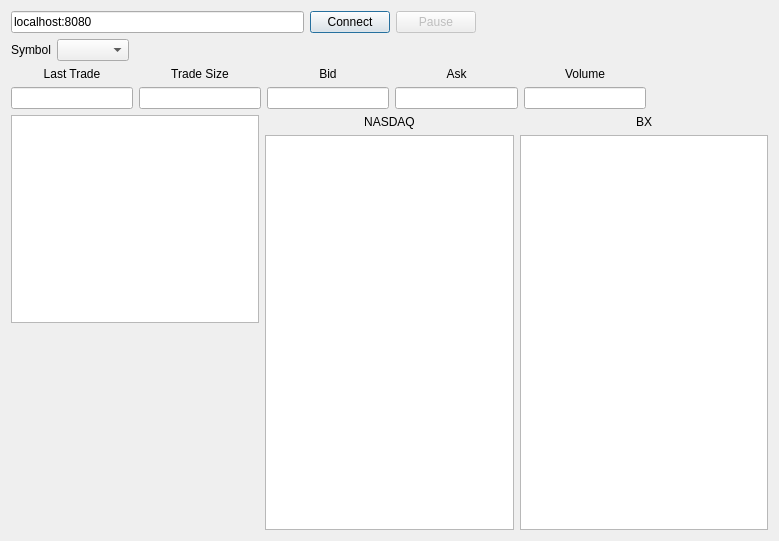
First picture: the form in sources/Frontend/MainWindow.ui, repository alimogh/trdk, before the edit.
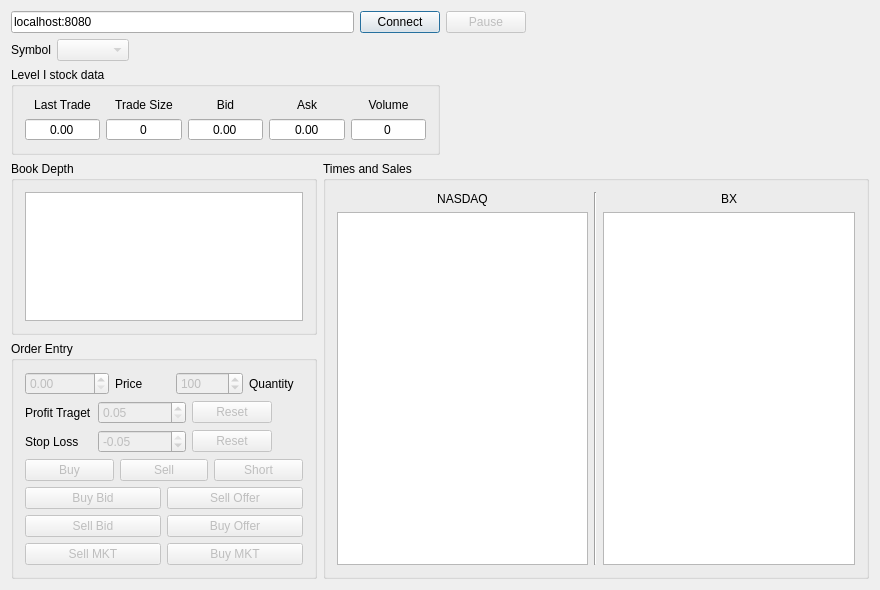
Second picture: the form after the edit.

Commit message: Order Entry.

```diff
--- a/sources/Frontend/MainWindow.ui
+++ b/sources/Frontend/MainWindow.ui
@@ -7,21 +7,21 @@
    <rect>
     <x>0</x>
     <y>0</y>
-    <width>779</width>
-    <height>541</height>
+    <width>880</width>
+    <height>590</height>
    </rect>
   </property>
   <property name="minimumSize">
    <size>
-    <width>779</width>
-    <height>541</height>
+    <width>880</width>
+    <height>590</height>
    </size>
   </property>
   <property name="windowTitle">
    <string>Trader Front end</string>
   </property>
   <widget class="QWidget" name="centralWidget">
-   <layout class="QVBoxLayout" name="verticalLayout_3">
+   <layout class="QVBoxLayout" name="verticalLayout_6">
     <item>
      <layout class="QHBoxLayout" name="connectionLayout">
       <item>
@@ -79,7 +79,11 @@
        </widget>
       </item>
       <item>
-       <widget class="QComboBox" name="symbol"/>
+       <widget class="QComboBox" name="symbol">
+        <property name="enabled">
+         <bool>false</bool>
+        </property>
+       </widget>
       </item>
       <item>
        <spacer name="symbolSpacer">
@@ -97,7 +101,13 @@
      </layout>
     </item>
     <item>
-     <layout class="QHBoxLayout" name="level1CommonDataLayout">
+     <layout class="QHBoxLayout" name="horizontalLayout_7">
+      <item>
+       <widget class="QGroupBox" name="groupBox_2">
+        <property name="title">
+         <string>Level I stock data</string>
+        </property>
+        <layout class="QHBoxLayout" name="horizontalLayout_3">
       <item>
        <layout class="QVBoxLayout" name="lastTradePriceLayout">
         <item>
@@ -111,13 +121,22 @@
          </widget>
         </item>
         <item>
-         <widget class="QLineEdit" name="lastTradePrice">
+            <widget class="QDoubleSpinBox" name="lastTradePrice">
+             <property name="sizePolicy">
+              <sizepolicy hsizetype="Expanding" vsizetype="Fixed">
+               <horstretch>0</horstretch>
+               <verstretch>0</verstretch>
+              </sizepolicy>
+             </property>
           <property name="alignment">
            <set>Qt::AlignCenter</set>
           </property>
           <property name="readOnly">
            <bool>true</bool>
           </property>
+             <property name="buttonSymbols">
+              <enum>QAbstractSpinBox::NoButtons</enum>
+             </property>
          </widget>
         </item>
        </layout>
@@ -135,13 +154,22 @@
          </widget>
         </item>
         <item>
-         <widget class="QLineEdit" name="lastTradeQty">
+            <widget class="QSpinBox" name="lastTradeQty">
+             <property name="sizePolicy">
+              <sizepolicy hsizetype="Expanding" vsizetype="Fixed">
+               <horstretch>0</horstretch>
+               <verstretch>0</verstretch>
+              </sizepolicy>
+             </property>
           <property name="alignment">
            <set>Qt::AlignCenter</set>
           </property>
           <property name="readOnly">
            <bool>true</bool>
           </property>
+             <property name="buttonSymbols">
+              <enum>QAbstractSpinBox::NoButtons</enum>
+             </property>
          </widget>
         </item>
        </layout>
@@ -159,13 +187,28 @@
          </widget>
         </item>
         <item>
-         <widget class="QLineEdit" name="bestBidPrice">
+            <widget class="QDoubleSpinBox" name="bestBidPrice">
+             <property name="sizePolicy">
+              <sizepolicy hsizetype="Expanding" vsizetype="Fixed">
+               <horstretch>0</horstretch>
+               <verstretch>0</verstretch>
+              </sizepolicy>
+             </property>
           <property name="alignment">
            <set>Qt::AlignCenter</set>
           </property>
           <property name="readOnly">
            <bool>true</bool>
           </property>
+             <property name="buttonSymbols">
+              <enum>QAbstractSpinBox::NoButtons</enum>
+             </property>
+             <property name="maximum">
+              <double>1000000000.000000000000000</double>
+             </property>
+             <property name="singleStep">
+              <double>0.000000000000000</double>
+             </property>
          </widget>
         </item>
        </layout>
@@ -183,13 +226,22 @@
          </widget>
         </item>
         <item>
-         <widget class="QLineEdit" name="bestAskPrice">
+            <widget class="QDoubleSpinBox" name="bestAskPrice">
+             <property name="sizePolicy">
+              <sizepolicy hsizetype="Expanding" vsizetype="Fixed">
+               <horstretch>0</horstretch>
+               <verstretch>0</verstretch>
+              </sizepolicy>
+             </property>
           <property name="alignment">
            <set>Qt::AlignCenter</set>
           </property>
           <property name="readOnly">
            <bool>true</bool>
           </property>
+             <property name="buttonSymbols">
+              <enum>QAbstractSpinBox::NoButtons</enum>
+             </property>
          </widget>
         </item>
        </layout>
@@ -207,16 +259,28 @@
          </widget>
         </item>
         <item>
-         <widget class="QLineEdit" name="volumeTraded">
+            <widget class="QSpinBox" name="volumeTraded">
+             <property name="sizePolicy">
+              <sizepolicy hsizetype="Expanding" vsizetype="Fixed">
+               <horstretch>0</horstretch>
+               <verstretch>0</verstretch>
+              </sizepolicy>
+             </property>
           <property name="alignment">
            <set>Qt::AlignCenter</set>
           </property>
           <property name="readOnly">
            <bool>true</bool>
           </property>
+             <property name="buttonSymbols">
+              <enum>QAbstractSpinBox::NoButtons</enum>
+             </property>
          </widget>
         </item>
        </layout>
+         </item>
+        </layout>
+       </widget>
       </item>
       <item>
        <spacer name="level1CommonDataSpacer">
@@ -234,15 +298,19 @@
      </layout>
     </item>
     <item>
-     <layout class="QHBoxLayout" name="marketDataLayout">
+     <layout class="QHBoxLayout" name="horizontalLayout_6">
       <item>
-       <layout class="QHBoxLayout" name="tradesLayout">
+       <layout class="QVBoxLayout" name="verticalLayout_5">
         <item>
-         <layout class="QVBoxLayout" name="verticalLayout">
+         <widget class="QGroupBox" name="groupBox_3">
+          <property name="title">
+           <string>Book Depth</string>
+          </property>
+          <layout class="QHBoxLayout" name="horizontalLayout_5">
           <item>
            <widget class="QTableView" name="currentBidAsk">
             <property name="sizePolicy">
-             <sizepolicy hsizetype="Preferred" vsizetype="Expanding">
+              <sizepolicy hsizetype="Preferred" vsizetype="Preferred">
               <horstretch>0</horstretch>
               <verstretch>0</verstretch>
              </sizepolicy>
@@ -255,6 +323,309 @@
             </attribute>
            </widget>
           </item>
+          </layout>
+         </widget>
+        </item>
+        <item>
+         <widget class="QGroupBox" name="groupBox_4">
+          <property name="title">
+           <string>Order Entry</string>
+          </property>
+          <layout class="QVBoxLayout" name="verticalLayout">
+           <item>
+            <layout class="QHBoxLayout" name="horizontalLayout">
+             <item>
+              <widget class="QDoubleSpinBox" name="price">
+               <property name="enabled">
+                <bool>false</bool>
+               </property>
+               <property name="maximum">
+                <double>1000000000.000000000000000</double>
+               </property>
+               <property name="singleStep">
+                <double>0.010000000000000</double>
+               </property>
+              </widget>
+             </item>
+             <item>
+              <widget class="QLabel" name="label_2">
+               <property name="text">
+                <string>Price</string>
+               </property>
+              </widget>
+             </item>
+             <item>
+              <widget class="QSpinBox" name="qty">
+               <property name="enabled">
+                <bool>false</bool>
+               </property>
+               <property name="minimum">
+                <number>1</number>
+               </property>
+               <property name="maximum">
+                <number>1000000000</number>
+               </property>
+               <property name="singleStep">
+                <number>100</number>
+               </property>
+               <property name="value">
+                <number>100</number>
+               </property>
+              </widget>
+             </item>
+             <item>
+              <widget class="QLabel" name="label_3">
+               <property name="text">
+                <string>Quantity</string>
+               </property>
+              </widget>
+             </item>
+            </layout>
+           </item>
+           <item>
+            <layout class="QGridLayout" name="gridLayout">
+             <item row="0" column="3">
+              <spacer name="horizontalSpacer_2">
+               <property name="orientation">
+                <enum>Qt::Horizontal</enum>
+               </property>
+               <property name="sizeHint" stdset="0">
+                <size>
+                 <width>40</width>
+                 <height>20</height>
+                </size>
+               </property>
+              </spacer>
+             </item>
+             <item row="0" column="0">
+              <widget class="QLabel" name="label_4">
+               <property name="text">
+                <string>Profit Traget</string>
+               </property>
+              </widget>
+             </item>
+             <item row="1" column="0">
+              <widget class="QLabel" name="label_5">
+               <property name="text">
+                <string>Stop Loss</string>
+               </property>
+              </widget>
+             </item>
+             <item row="1" column="1">
+              <widget class="QDoubleSpinBox" name="stopLoss">
+               <property name="enabled">
+                <bool>false</bool>
+               </property>
+               <property name="minimum">
+                <double>-999999999.000000000000000</double>
+               </property>
+               <property name="maximum">
+                <double>-0.050000000000000</double>
+               </property>
+               <property name="singleStep">
+                <double>0.050000000000000</double>
+               </property>
+               <property name="value">
+                <double>-0.050000000000000</double>
+               </property>
+              </widget>
+             </item>
+             <item row="0" column="1">
+              <widget class="QDoubleSpinBox" name="profitTarget">
+               <property name="enabled">
+                <bool>false</bool>
+               </property>
+               <property name="minimum">
+                <double>0.050000000000000</double>
+               </property>
+               <property name="maximum">
+                <double>1000000000.000000000000000</double>
+               </property>
+               <property name="singleStep">
+                <double>0.050000000000000</double>
+               </property>
+               <property name="value">
+                <double>0.050000000000000</double>
+               </property>
+              </widget>
+             </item>
+             <item row="0" column="2">
+              <widget class="QPushButton" name="profitTargetResetButton">
+               <property name="enabled">
+                <bool>false</bool>
+               </property>
+               <property name="text">
+                <string>Reset</string>
+               </property>
+              </widget>
+             </item>
+             <item row="1" column="2">
+              <widget class="QPushButton" name="stopLossResetButton">
+               <property name="enabled">
+                <bool>false</bool>
+               </property>
+               <property name="text">
+                <string>Reset</string>
+               </property>
+              </widget>
+             </item>
+            </layout>
+           </item>
+           <item>
+            <layout class="QHBoxLayout" name="horizontalLayout_4">
+             <item>
+              <widget class="QPushButton" name="buyButton">
+               <property name="enabled">
+                <bool>false</bool>
+               </property>
+               <property name="sizePolicy">
+                <sizepolicy hsizetype="Minimum" vsizetype="Fixed">
+                 <horstretch>0</horstretch>
+                 <verstretch>0</verstretch>
+                </sizepolicy>
+               </property>
+               <property name="text">
+                <string>Buy</string>
+               </property>
+              </widget>
+             </item>
+             <item>
+              <widget class="QPushButton" name="sellButton">
+               <property name="enabled">
+                <bool>false</bool>
+               </property>
+               <property name="sizePolicy">
+                <sizepolicy hsizetype="Minimum" vsizetype="Fixed">
+                 <horstretch>0</horstretch>
+                 <verstretch>0</verstretch>
+                </sizepolicy>
+               </property>
+               <property name="text">
+                <string>Sell</string>
+               </property>
+              </widget>
+             </item>
+             <item>
+              <widget class="QPushButton" name="shortButton">
+               <property name="enabled">
+                <bool>false</bool>
+               </property>
+               <property name="sizePolicy">
+                <sizepolicy hsizetype="Minimum" vsizetype="Fixed">
+                 <horstretch>0</horstretch>
+                 <verstretch>0</verstretch>
+                </sizepolicy>
+               </property>
+               <property name="text">
+                <string>Short</string>
+               </property>
+              </widget>
+             </item>
+            </layout>
+           </item>
+           <item>
+            <layout class="QGridLayout" name="gridLayout_2">
+             <item row="3" column="1">
+              <widget class="QPushButton" name="buyMktButton">
+               <property name="enabled">
+                <bool>false</bool>
+               </property>
+               <property name="sizePolicy">
+                <sizepolicy hsizetype="Minimum" vsizetype="Fixed">
+                 <horstretch>0</horstretch>
+                 <verstretch>0</verstretch>
+                </sizepolicy>
+               </property>
+               <property name="text">
+                <string>Buy MKT</string>
+               </property>
+              </widget>
+             </item>
+             <item row="0" column="0">
+              <widget class="QPushButton" name="buyBidButton">
+               <property name="enabled">
+                <bool>false</bool>
+               </property>
+               <property name="sizePolicy">
+                <sizepolicy hsizetype="Minimum" vsizetype="Fixed">
+                 <horstretch>0</horstretch>
+                 <verstretch>0</verstretch>
+                </sizepolicy>
+               </property>
+               <property name="text">
+                <string>Buy Bid</string>
+               </property>
+              </widget>
+             </item>
+             <item row="3" column="0">
+              <widget class="QPushButton" name="sellMktButton">
+               <property name="enabled">
+                <bool>false</bool>
+               </property>
+               <property name="sizePolicy">
+                <sizepolicy hsizetype="Minimum" vsizetype="Fixed">
+                 <horstretch>0</horstretch>
+                 <verstretch>0</verstretch>
+                </sizepolicy>
+               </property>
+               <property name="text">
+                <string>Sell MKT</string>
+               </property>
+              </widget>
+             </item>
+             <item row="2" column="0">
+              <widget class="QPushButton" name="sellBidButton">
+               <property name="enabled">
+                <bool>false</bool>
+               </property>
+               <property name="sizePolicy">
+                <sizepolicy hsizetype="Minimum" vsizetype="Fixed">
+                 <horstretch>0</horstretch>
+                 <verstretch>0</verstretch>
+                </sizepolicy>
+               </property>
+               <property name="text">
+                <string>Sell Bid</string>
+               </property>
+              </widget>
+             </item>
+             <item row="0" column="1">
+              <widget class="QPushButton" name="sellOfferButton">
+               <property name="enabled">
+                <bool>false</bool>
+               </property>
+               <property name="sizePolicy">
+                <sizepolicy hsizetype="Minimum" vsizetype="Fixed">
+                 <horstretch>0</horstretch>
+                 <verstretch>0</verstretch>
+                </sizepolicy>
+               </property>
+               <property name="text">
+                <string>Sell Offer</string>
+               </property>
+              </widget>
+             </item>
+             <item row="2" column="1">
+              <widget class="QPushButton" name="buyOfferButton">
+               <property name="enabled">
+                <bool>false</bool>
+               </property>
+               <property name="sizePolicy">
+                <sizepolicy hsizetype="Minimum" vsizetype="Fixed">
+                 <horstretch>0</horstretch>
+                 <verstretch>0</verstretch>
+                </sizepolicy>
+               </property>
+               <property name="text">
+                <string>Buy Offer</string>
+               </property>
+              </widget>
+             </item>
+            </layout>
+           </item>
+          </layout>
+         </widget>
+        </item>
           <item>
            <spacer name="verticalSpacer">
             <property name="orientation">
@@ -262,8 +633,8 @@
             </property>
             <property name="sizeHint" stdset="0">
              <size>
-              <width>20</width>
-              <height>40</height>
+            <width>228</width>
+            <height>19</height>
              </size>
             </property>
            </spacer>
@@ -271,7 +642,15 @@
          </layout>
         </item>
         <item>
-         <layout class="QVBoxLayout" name="nasdaqTradesLayout">
+       <widget class="QGroupBox" name="groupBox">
+        <property name="title">
+         <string>Times and Sales</string>
+        </property>
+        <layout class="QVBoxLayout" name="verticalLayout_4">
+         <item>
+          <layout class="QHBoxLayout" name="horizontalLayout_2">
+           <item>
+            <layout class="QVBoxLayout" name="verticalLayout_3">
           <item>
            <widget class="QLabel" name="nasdaqTradesLabel">
             <property name="text">
@@ -291,6 +670,13 @@
           </item>
          </layout>
         </item>
+           <item>
+            <widget class="Line" name="line">
+             <property name="orientation">
+              <enum>Qt::Vertical</enum>
+             </property>
+            </widget>
+           </item>
         <item>
          <layout class="QVBoxLayout" name="bxTradesLayout">
           <item>
@@ -315,6 +701,9 @@
        </layout>
       </item>
      </layout>
+       </widget>
+      </item>
+     </layout>
     </item>
    </layout>
   </widget>
```
Left out of the diff: 28 changed lines with no effect on the pictures. Lines whose indentation alone changed are shown as unchanged. The commit also changes 12 other files.
